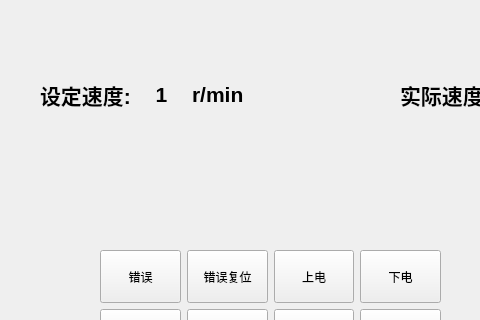
Before: the Qt Designer form ui/home_page/homepage.ui in 1634609456/qt, drawn with Qt 5; both pictures show x 0 to 480 and y 0 to 320 of the 856 by 667 pixel window.
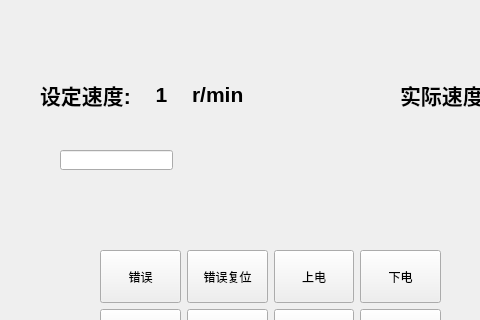
After: the same form once the commit is applied.

Commit message: 使用定时器定时查询主轴实际速度

```diff
--- a/ui/home_page/homepage.ui
+++ b/ui/home_page/homepage.ui
@@ -272,6 +272,16 @@
     </item>
    </layout>
   </widget>
+  <widget class="QLineEdit" name="lineEdit">
+   <property name="geometry">
+    <rect>
+     <x>60</x>
+     <y>150</y>
+     <width>113</width>
+     <height>20</height>
+    </rect>
+   </property>
+  </widget>
   <widget class="QWidget" name="">
    <property name="geometry">
     <rect>
```
The commit also changes 2 other files.
